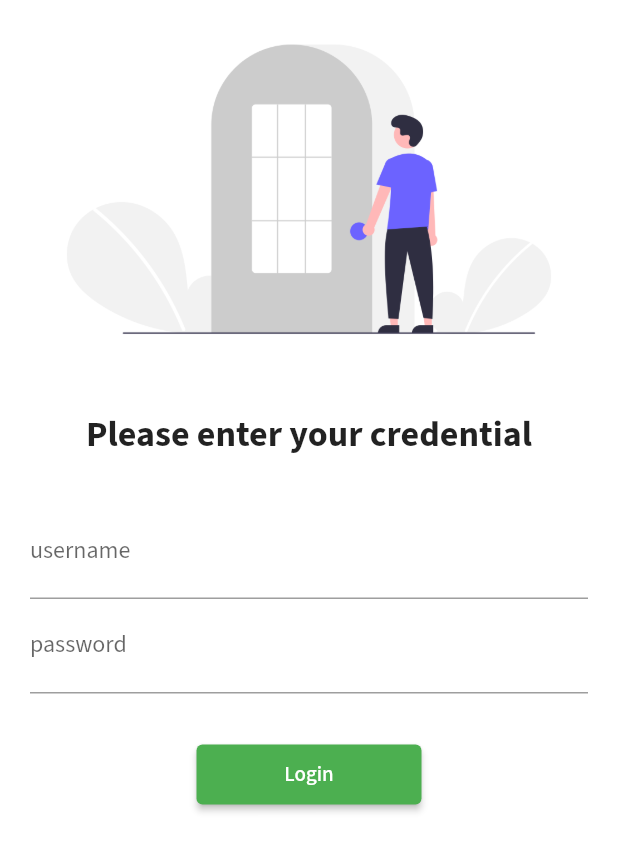
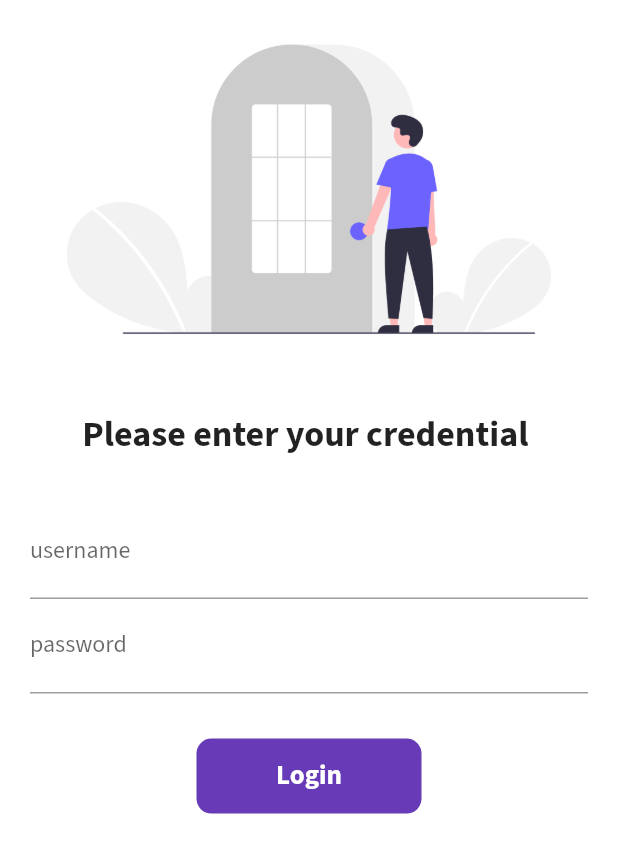
Before and after one commit to MasudOsmanmr9/30daysflutter, a Flutter app: the screen it shows after launch, on a phone screen of 412 x 824 dp. Shown: the top 853 px of the screen. Run offline on Flutter 3.47's test engine with Material 2 defaults, Android fonts, the phone set to English and light mode, and no system bars; our stand-ins replace google_fonts.

Commit message:
day 6 completeed

```diff
--- a/lib/pages/login_page.dart
+++ b/lib/pages/login_page.dart
@@ -2,8 +2,16 @@
 import 'package:full_app_devs/utills/routes.dart';
 import '../utills/routes.dart';
 
-class LoginPage extends StatelessWidget {
+class LoginPage extends StatefulWidget {
   const LoginPage({Key? key}) : super(key: key);
+
+  @override
+  _LoginPageState createState() => _LoginPageState();
+}
+
+class _LoginPageState extends State<LoginPage> {
+  String name = '';
+  bool changeButton = false;
 
   @override
   Widget build(BuildContext context) {
@@ -32,7 +40,7 @@
                 height: 20.0,
               ),
               Text(
-                "Please enter your credential",
+                "Please enter your credential $name",
                 style: TextStyle(fontSize: 24.0, fontWeight: FontWeight.bold),
               ),
               SizedBox(
@@ -45,6 +53,11 @@
                     TextFormField(
                       decoration: InputDecoration(
                           hintText: 'Enter Username', labelText: 'username'),
+                      onChanged: (value) {
+                        setState(() {
+                          name = value;
+                        });
+                      },
                     ),
                     TextFormField(
                       obscureText: true,
@@ -57,21 +70,57 @@
               SizedBox(
                 height: 20.0,
               ),
-              ElevatedButton(
-                child: Text('Login'),
-                // style: ButtonStyle(
-                //     backgroundColor: MaterialStateProperty.resolveWith(
-                //         (Set<MaterialState> states) => Colors.green),
-                //     padding: MaterialStateProperty.resolveWith((states) =>
-                //         EdgeInsets.symmetric(
-                //             vertical: 12.0, horizontal: 50.0))),
-                style: TextButton.styleFrom(
-                    minimumSize: Size(150, 40), backgroundColor: Colors.green),
-                onPressed: () {
+              InkWell(
+                onTap: () async {
+                  setState(() {
+                    changeButton = true;
+                  });
+                  await Future.delayed(Duration(microseconds: 250));
                   Navigator.pushNamed(context, MyRoutes.homeRoute);
-                  print('hi masud osman');
                 },
-              )
+                child: AnimatedContainer(
+                  duration: Duration(microseconds: 250),
+                  width: changeButton ? 50 : 150,
+                  height: 50,
+
+                  // alignment: Alignment(0, 0),
+                  alignment: Alignment.center,
+                  decoration: BoxDecoration(
+                    color: Colors.deepPurple,
+                    borderRadius:
+                        BorderRadius.circular(changeButton ? 50 : 10.0),
+                  ),
+                  child: changeButton
+                      ? Icon(
+                          Icons.done,
+                          color: Colors.white,
+                        )
+                      : Text(
+                          'Login',
+                          style: TextStyle(
+                            color: Colors.white,
+                            fontSize: 18.0,
+                            fontWeight: FontWeight.bold,
+                          ),
+                        ),
+                ),
+              ),
+
+              // ElevatedButton(
+              //   child: Text('Login'),
+              //   // style: ButtonStyle(
+              //   //     backgroundColor: MaterialStateProperty.resolveWith(
+              //   //         (Set<MaterialState> states) => Colors.green),
+              //   //     padding: MaterialStateProperty.resolveWith((states) =>
+              //   //         EdgeInsets.symmetric(
+              //   //             vertical: 12.0, horizontal: 50.0))),
+              //   style: TextButton.styleFrom(
+              //       minimumSize: Size(150, 40), backgroundColor: Colors.green),
+              //   onPressed: () {
+              //     Navigator.pushNamed(context, MyRoutes.homeRoute);
+              //     print('hi masud osman');
+              //   },
+              // )
             ],
           ),
         ));
```
